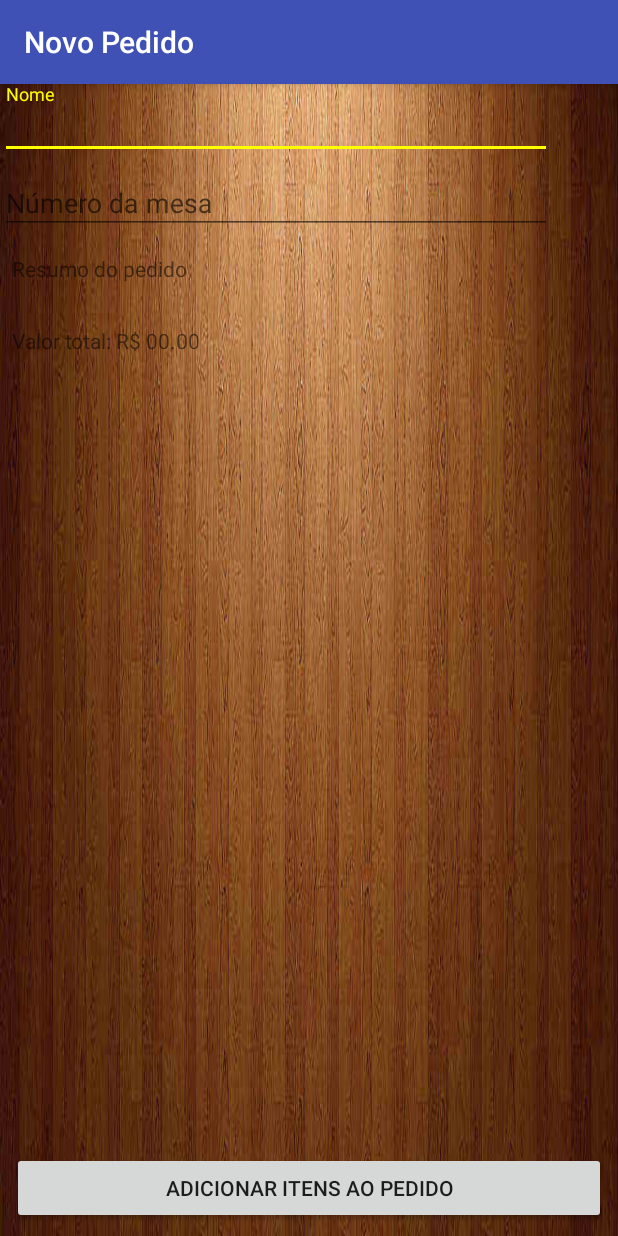
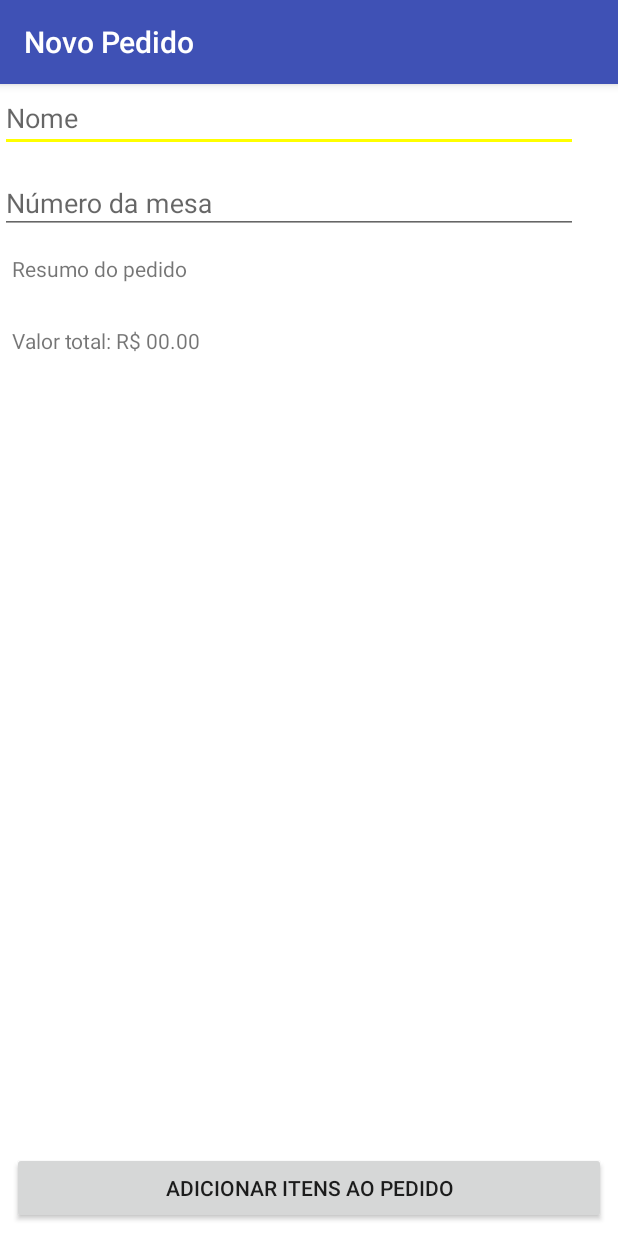
Before and after one commit to wschenkel/restaurante-android, an Android app: the NovoPedido screen opened directly, with no data from a screen before it, on a phone screen of 412 x 824 dp. Run offline under Robolectric (Android 15) with nearby library versions, the phone set to English and light mode, and no system bars.

Commit message:
Auto stash before merge of "master" and "origin/master"
Merge

```diff
--- a/RestauranteAndroid/app/src/main/java/com/example/krauser/restauranteandroid/activity/BaseActivity.java
+++ b/RestauranteAndroid/app/src/main/java/com/example/krauser/restauranteandroid/activity/BaseActivity.java
@@ -14,6 +14,7 @@ public class BaseActivity extends AppCompatActivity{
         super.onCreate(savedInstanceState);
 
         View rootView = this.getWindow().getDecorView().getRootView();
-        rootView.setBackgroundDrawable(ContextCompat.getDrawable(this, R.drawable.background));
+        //rootView.setBackgroundDrawable(ContextCompat.getDrawable(this, R.drawable.background));
+        rootView.setBackgroundColor(getResources().getColor(android.R.color.white));
     }
 }
--- a/RestauranteAndroid/app/src/main/java/com/example/krauser/restauranteandroid/activity/ItensPedido.java
+++ b/RestauranteAndroid/app/src/main/java/com/example/krauser/restauranteandroid/activity/ItensPedido.java
@@ -7,6 +7,8 @@ import android.support.v7.widget.RecyclerView;
 import android.view.Menu;
 import android.view.MenuInflater;
 import android.view.MenuItem;
+import android.view.MotionEvent;
+import android.view.View;
 import android.widget.Toast;
 
 import com.example.krauser.restauranteandroid.R;
@@ -38,8 +40,6 @@ public class ItensPedido extends BaseActivity {
         recyclerView.setLayoutManager(new LinearLayoutManager(this));
 
         recyclerView.setAdapter(new ItemListAdapter(itens, this));
-
-
     }
 
     @Override
--- a/RestauranteAndroid/app/src/main/java/com/example/krauser/restauranteandroid/infra/repositorio/ItemRepositorio.java
+++ b/RestauranteAndroid/app/src/main/java/com/example/krauser/restauranteandroid/infra/repositorio/ItemRepositorio.java
@@ -1,9 +1,7 @@
 package com.example.krauser.restauranteandroid.infra.repositorio;
 
-import android.content.ContentValues;
 import android.content.Context;
 import android.database.Cursor;
-import android.database.SQLException;
 import android.database.sqlite.SQLiteDatabase;
 
 import com.example.krauser.restauranteandroid.Constants;
--- /dev/null
+++ b/RestauranteAndroid/app/src/main/java/com/example/krauser/restauranteandroid/model/ItemPedido.java
@@ -0,0 +1,5 @@
+package com.example.krauser.restauranteandroid.model;
+
+public class ItemPedido {
+
+}
--- a/RestauranteAndroid/app/src/main/res/layout/item_pedido_list_item.xml
+++ b/RestauranteAndroid/app/src/main/res/layout/item_pedido_list_item.xml
@@ -4,7 +4,9 @@
     android:layout_width="match_parent"
     android:layout_height="100dp"
     android:layout_margin="10dp"
+    android:clickable="true"
     android:id="@+id/cardViewItem">
+
     <LinearLayout
         android:layout_width="match_parent"
         android:layout_height="match_parent"
--- a/RestauranteAndroid/app/src/main/res/layout/novo_pedido.xml
+++ b/RestauranteAndroid/app/src/main/res/layout/novo_pedido.xml
@@ -10,29 +10,37 @@
         android:layout_width="wrap_content"
         android:layout_height="wrap_content"
         android:id="@+id/linLayout"
-        android:orientation="vertical">
+        android:orientation="vertical"
+        tools:layout_constraintTop_creator="1"
+        tools:layout_constraintLeft_creator="1"
+        app:layout_constraintLeft_toLeftOf="parent"
+        app:layout_constraintTop_toTopOf="parent">
 
-        <android.support.design.widget.TextInputLayout
+        <android.support.constraint.ConstraintLayout
             android:layout_width="match_parent"
             android:layout_height="50dp">
 
             <EditText
                 android:id="@+id/txtNome"
-                android:layout_width="368dp"
+                android:layout_width="385dp"
                 android:layout_height="wrap_content"
                 android:hint="Nome"
-                android:inputType="textPersonName"/>
-        </android.support.design.widget.TextInputLayout>
+                android:inputType="textPersonName"
+                android:textColorLink="@color/colorPrimary"
+                tools:layout_editor_absoluteX="0dp"
+                tools:layout_editor_absoluteY="11dp" />
+        </android.support.constraint.ConstraintLayout>
         <android.support.design.widget.TextInputLayout
             android:layout_width="match_parent"
             android:layout_height="50dp">
 
             <EditText
                 android:id="@+id/txtNumeroMesa"
-                android:layout_width="368dp"
+                android:layout_width="match_parent"
                 android:layout_height="wrap_content"
                 android:hint="Número da mesa"
-                android:inputType="number"/>
+                android:inputType="number"
+                android:textColorLink="@color/colorPrimary" />
         </android.support.design.widget.TextInputLayout>
 
     </LinearLayout>
--- a/RestauranteAndroid/app/src/main/res/values/colors.xml
+++ b/RestauranteAndroid/app/src/main/res/values/colors.xml
@@ -1,6 +1,6 @@
 <?xml version="1.0" encoding="utf-8"?>
 <resources>
-    <color name="colorPrimary">#3F51B5</color>
+    <color name="colorPrimary">#3f51b5</color>
     <color name="colorPrimaryDark">#303F9F</color>
     <color name="colorAccent">#FFFF00</color>
 </resources>
```
Also changed, not shown: RestauranteAndroid/app/src/main/java/com/example/krauser/restauranteandroid/adapter/ItemListAdapter.java (+34 -0 lines).
